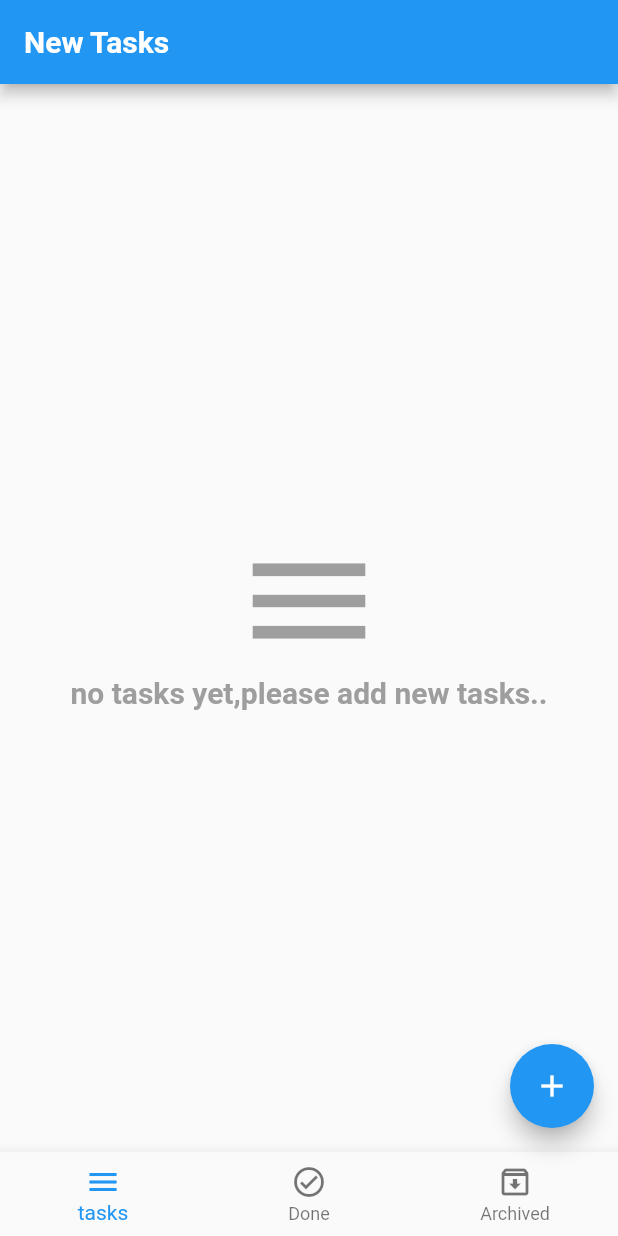
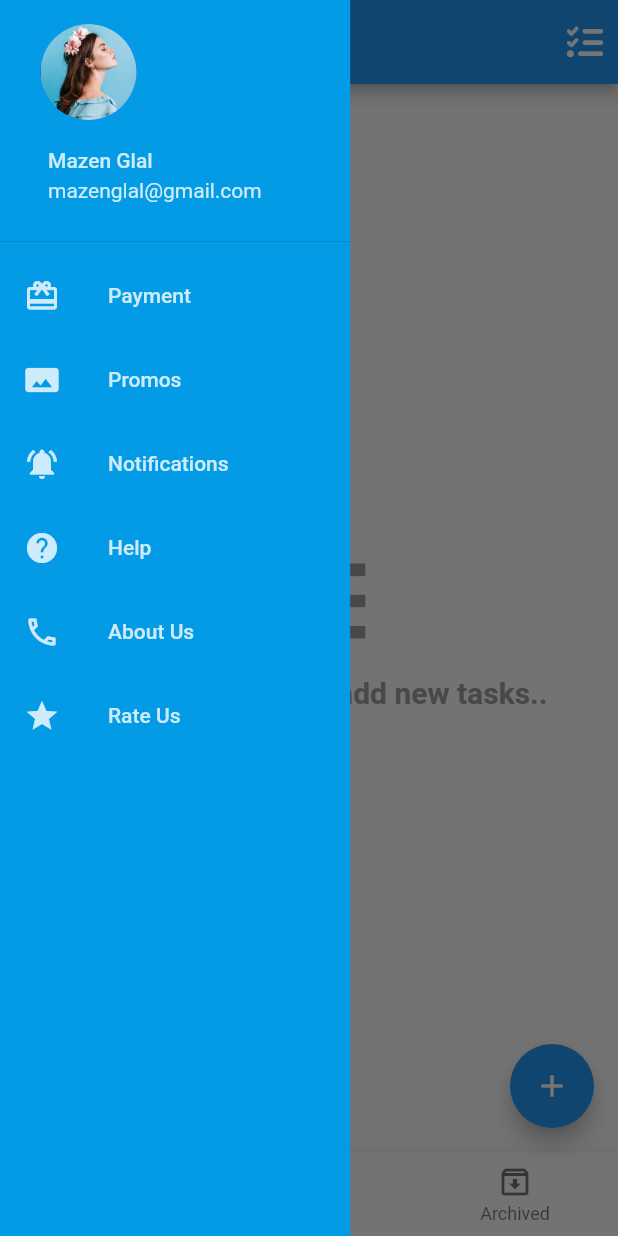
Before and after one commit to Mazen-Glal/to_do_app, a Flutter app: the screen it shows after launch, with the side drawer open (before the commit the screen has no drawer), on a phone screen of 412 x 824 dp. Run offline on Flutter 3.47's test engine with Material 2 defaults, Android fonts, the phone set to English and light mode, and no system bars; our stand-ins replace bloc, flutter_bloc, font_awesome_flutter, sqflite; missing offline and left inert: awesome_drawer_bar; accounts and stored records are empty.

Commit message:
release version of the app

```diff
--- /dev/null
+++ b/lib/layout/drawer.dart
@@ -0,0 +1,56 @@
+import 'package:flutter/material.dart';
+import 'package:to_do/shared/components/drawer_items.dart';
+class Draweer extends StatelessWidget {
+  const Draweer({super.key});
+
+  @override
+  Widget build(BuildContext context) {
+    return ListView(
+      children:   [
+        DrawerHeader(
+
+          curve: Curves.decelerate,
+          decoration: BoxDecoration(
+            // color: Colors.lightBlueAccent,
+            borderRadius: BorderRadius.circular(0.5)
+          ),
+          child: Column(
+            crossAxisAlignment: CrossAxisAlignment.start,
+            // mainAxisAlignment: MainAxisAlignment.center,
+            children:  [
+              const Padding(
+                padding: EdgeInsets.only(left: 11),
+                child: CircleAvatar(
+                  radius: 32,
+                  backgroundImage: AssetImage(
+                    'assets/profile0.jpg',
+                  ),
+                  backgroundColor: Colors.indigo,
+                ),
+              ),
+              ListTile(
+                title: Text("Mazen Glal",style: TextStyle(color: Colors.white.withOpacity(0.8)),),
+                subtitle: Text("mazenglal@gmail.com",style: TextStyle(color: Colors.white.withOpacity(0.8)),),
+              )
+            ],
+          ),
+        ),
+        const DrawerItem(iconData: Icons.card_giftcard, title: "Payment"),
+        const DrawerItem(iconData: Icons.panorama, title: "Promos"),
+        const DrawerItem(iconData: Icons.notifications_active, title: "Notifications"),
+        const DrawerItem(iconData: Icons.help, title: "Help"),
+        const DrawerItem(iconData: Icons.call_outlined, title: "About Us"),
+        const DrawerItem(iconData: Icons.star, title: "Rate Us"),
+
+        // MaterialButton(
+        //   color: Colors.lightGreen,
+        //   height: 28,
+        //   // minWidth: 1000,
+        //   // padding: EdgeInsets.symmetric(horizontal: 10),
+        //   onPressed: () {},
+        //   child: const Text("Logout"),
+        // ),
+      ],
+    );
+  }
+}
--- a/lib/layout/home_layout.dart
+++ b/lib/layout/home_layout.dart
@@ -1,6 +1,9 @@
+import 'package:awesome_drawer_bar/awesome_drawer_bar.dart';
 import 'package:flutter/material.dart';
 import 'package:flutter_bloc/flutter_bloc.dart';
+import 'package:font_awesome_flutter/font_awesome_flutter.dart';
 import 'package:intl/intl.dart';
+import 'package:to_do/layout/drawer.dart';
 import 'package:to_do/shared/cubit/cubit.dart';
 import 'package:to_do/shared/cubit/states.dart';
 
@@ -22,12 +25,39 @@ class HomeLayout extends StatelessWidget {
         builder: (context, state) {
           AppCubit cubit = AppCubit.get(context);
           return Scaffold(
-              key: scaffoldKey,
-              appBar: AppBar(
+
+            // drawer: AwesomeDrawerBar(
+            //   disableOnCickOnMainScreen: true,
+            //   backgroundColor: Colors.yellow,
+            //   openCurve: Curves.fastOutSlowIn,
+            //   closeCurve: Curves.bounceIn,
+            //   borderRadius: 12,
+            //   shadowColor: Colors.black12,
+            //   showShadow: true,
+            //   slideWidth:(MediaQuery.of(context).size.width/3)*1.7 ,
+            //   angle: -20.0,
+            //   menuScreen: const Draweer(),
+            //   mainScreen: Container(),
+            // ),
+
+            drawer:  Drawer(
+              backgroundColor: Colors.lightBlue.shade600,
+              elevation: 0,
+              width: (MediaQuery.of(context).size.width/3)*1.7,
+              child: const Draweer(),
+            ),
+            key: scaffoldKey,
+            appBar: AppBar(
+              actions: const [
+                Padding(
+                  padding: EdgeInsets.only(right: 10.0),
+                  child: Icon(FontAwesomeIcons.listCheck),
+                )
+              ],
                   title: Text(cubit.titles[cubit.currentIndex],
                       style: const TextStyle(
                           fontSize: 20, fontWeight: FontWeight.bold))),
-              floatingActionButton: FloatingActionButton(
+            floatingActionButton: FloatingActionButton(
                 onPressed: () {
                   if (cubit.isBottomSheetShown == true) {
                     if (formKey.currentState!.validate())
@@ -112,7 +142,7 @@ class HomeLayout extends StatelessWidget {
                                                 initialDate: DateTime.now(),
                                                 firstDate: DateTime.now(),
                                                 lastDate: DateTime.parse(
-                                                    '2022-10-01'))
+                                                    '2023-10-01'))
                                             .then((value) {
                                           dateController.text =
                                               DateFormat.yMMMd().format(value!);
@@ -138,21 +168,18 @@ class HomeLayout extends StatelessWidget {
                 },
                 child: Icon(cubit.buttonIcon),
               ),
-              bottomNavigationBar: BottomNavigationBar(
+            bottomNavigationBar: BottomNavigationBar(
                 onTap: (index) {
                   cubit.onChangeBottomSheetItem(index);
                 },
                 currentIndex: cubit.currentIndex,
                 items: const [
-                  BottomNavigationBarItem(
-                      icon: Icon(Icons.menu), label: 'tasks'),
-                  BottomNavigationBarItem(
-                      icon: Icon(Icons.check_circle_outlined), label: 'Done'),
-                  BottomNavigationBarItem(
-                      icon: Icon(Icons.archive_outlined), label: 'Archived'),
+                  BottomNavigationBarItem(icon: Icon(Icons.menu), label: 'tasks'),
+                  BottomNavigationBarItem(icon: Icon(Icons.check_circle_outlined), label: 'Done'),
+                  BottomNavigationBarItem(icon: Icon(Icons.archive_outlined), label: 'Archived'),
                 ],
               ),
-              body: cubit.screens[cubit.currentIndex]
+            body: cubit.screens[cubit.currentIndex],
           );
         },
       ),
--- a/lib/main.dart
+++ b/lib/main.dart
@@ -13,7 +13,7 @@ class MyApp extends StatelessWidget {
   @override
   Widget build(BuildContext context)
   {
-    return   MaterialApp(
+    return MaterialApp(
       home: HomeLayout(),
       debugShowCheckedModeBanner: false,
     );
--- a/lib/modules/archived_tasks/archived_tasks_screen.dart
+++ b/lib/modules/archived_tasks/archived_tasks_screen.dart
@@ -16,7 +16,9 @@ class ArchivedTasksScreen extends StatelessWidget {
       builder: (context, state) => AppCubit.get(context).archivedTasks.isEmpty ? forEmpty() :  ListView.separated(
           itemBuilder: (context, index) => buildTaskItem(AppCubit.get(context).archivedTasks[index],context),
           separatorBuilder: (context, index) =>  Container(height: 1,color: Colors.grey[200]),
-          itemCount: AppCubit.get(context).archivedTasks.length
+          itemCount: AppCubit.get(context).archivedTasks.length,
+        physics: const BouncingScrollPhysics(),
+
       ),
     );
   }
--- a/lib/modules/done_tasks/done_tasks_screen.dart
+++ b/lib/modules/done_tasks/done_tasks_screen.dart
@@ -16,7 +16,9 @@ class DoneTasksScreen extends StatelessWidget {
       builder: (context, state) => AppCubit.get(context).doneTasks.isEmpty ? forEmpty() : ListView.separated(
           itemBuilder: (context, index) => buildTaskItem(AppCubit.get(context).doneTasks[index],context),
           separatorBuilder: (context, index) =>  Container(height: 1,color: Colors.grey[200]),
-          itemCount: AppCubit.get(context).doneTasks.length
+          itemCount: AppCubit.get(context).doneTasks.length,
+        physics: const BouncingScrollPhysics(),
+
       ),
     );
   }
--- a/lib/modules/new_tasks/new_tasks_screen.dart
+++ b/lib/modules/new_tasks/new_tasks_screen.dart
@@ -15,7 +15,8 @@ class NewTasksScreen extends StatelessWidget {
       builder: (context, state) =>AppCubit.get(context).newTasks.isEmpty ? forEmpty() : ListView.separated(
           itemBuilder: (context, index) => buildTaskItem(AppCubit.get(context).newTasks[index],context),
           separatorBuilder: (context, index) =>  Container(height: 1,color: Colors.grey[200]),
-          itemCount: AppCubit.get(context).newTasks.length
+          itemCount: AppCubit.get(context).newTasks.length,
+        physics: const BouncingScrollPhysics(),
       ),
     );
   }
--- a/lib/shared/components/components.dart
+++ b/lib/shared/components/components.dart
@@ -27,9 +27,9 @@ buildTaskItem(Map record,context)
               children:  [
                 Text(
                   '${record['title']}',
-                  maxLines: 1,
+                  maxLines: 2,
                   overflow: TextOverflow.ellipsis,
-                  style: const TextStyle(fontSize: 20,fontWeight: FontWeight.bold),
+                  style: const TextStyle(fontSize: 15,fontWeight: FontWeight.bold),
                 ),
                 const SizedBox(height: 5),
                 Text(
--- /dev/null
+++ b/lib/shared/components/drawer_items.dart
@@ -0,0 +1,16 @@
+import 'package:flutter/material.dart';
+class DrawerItem extends StatelessWidget {
+  const DrawerItem({super.key, required this.iconData, required this.title});
+  final IconData iconData;
+  final String title;
+  @override
+  Widget build(BuildContext context) {
+    return  ListTile(
+      leading:  Icon(iconData,color: Colors.white.withOpacity(0.8)),
+      title:  Text(title,style:  TextStyle(color: Colors.white.withOpacity(0.8)),),
+      onTap: () {
+
+      },
+    );
+  }
+}
--- a/lib/shared/cubit/cubit.dart
+++ b/lib/shared/cubit/cubit.dart
@@ -9,7 +9,8 @@ import 'package:flutter/material.dart';
 class AppCubit extends Cubit<AppStates>
 {
   AppCubit() : super(InitState());
-  static AppCubit get(context)=> BlocProvider.of(context);
+
+  static AppCubit get (context)=> BlocProvider.of(context);
   late Database database;
   int currentIndex = 0;
   List<Map> newTasks =[];
```
Also changed, not shown: pubspec.yaml (+7 -3 lines), assets/profile0.jpg (added), lib/shared/styles/colors.dart (added), lib/shared/styles/styles.dart (added), pubspec.lock.
